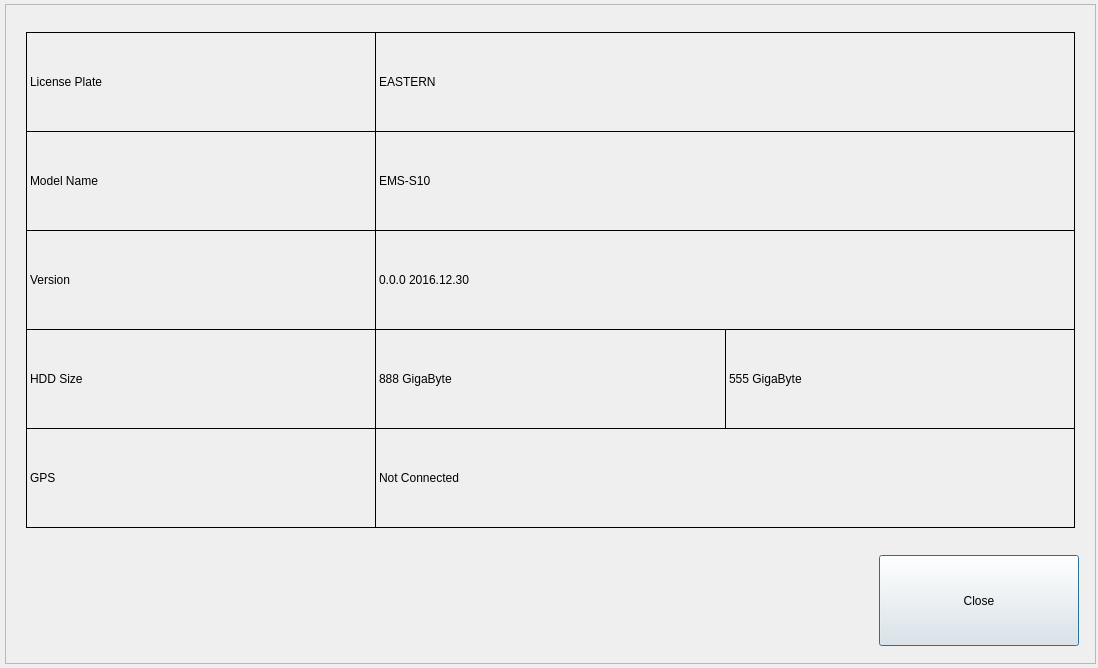
Above: gui/mainwidget/src/dvrsetup/system/information/informationdialog.ui from yjsin-emastec/neptune before the change. Below: the same form after it.
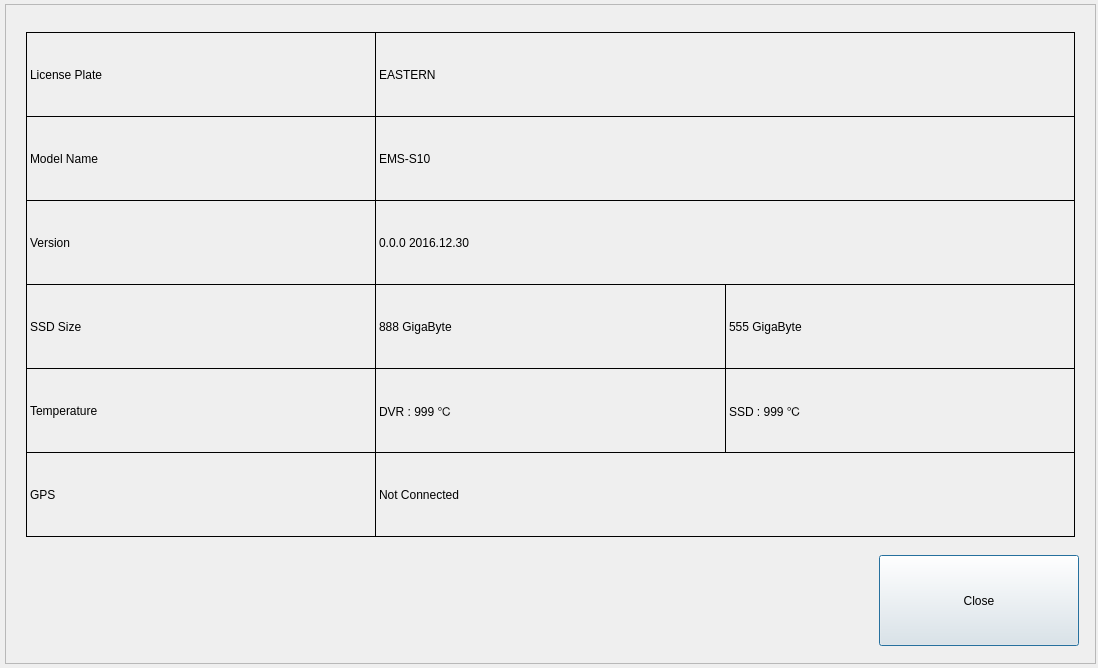
That is the form after the change.

Commit message: Modify GUI for print a temperature

What changed in the file:
```diff
--- a/gui/mainwidget/src/dvrsetup/system/information/informationdialog.ui
+++ b/gui/mainwidget/src/dvrsetup/system/information/informationdialog.ui
@@ -32,9 +32,9 @@
     <property name="geometry">
      <rect>
       <x>21</x>
-      <y>127</y>
+      <y>112</y>
       <width>350</width>
-      <height>100</height>
+      <height>85</height>
      </rect>
     </property>
     <property name="frameShape">
@@ -61,9 +61,9 @@
     <property name="geometry">
      <rect>
       <x>21</x>
-      <y>226</y>
+      <y>196</y>
       <width>350</width>
-      <height>100</height>
+      <height>85</height>
      </rect>
     </property>
     <property name="frameShape">
@@ -77,25 +77,25 @@
     <property name="geometry">
      <rect>
       <x>21</x>
-      <y>325</y>
+      <y>280</y>
       <width>350</width>
-      <height>100</height>
+      <height>85</height>
      </rect>
     </property>
     <property name="frameShape">
      <enum>QFrame::Box</enum>
     </property>
     <property name="text">
-     <string>HDD Size</string>
+     <string>SSD Size</string>
     </property>
    </widget>
    <widget class="QLabel" name="labelGps">
     <property name="geometry">
      <rect>
       <x>21</x>
-      <y>424</y>
+      <y>448</y>
       <width>350</width>
-      <height>100</height>
+      <height>85</height>
      </rect>
     </property>
     <property name="frameShape">
@@ -111,7 +111,7 @@
       <x>21</x>
       <y>28</y>
       <width>350</width>
-      <height>100</height>
+      <height>85</height>
      </rect>
     </property>
     <property name="frameShape">
@@ -127,7 +127,7 @@
       <x>370</x>
       <y>28</y>
       <width>700</width>
-      <height>100</height>
+      <height>85</height>
      </rect>
     </property>
     <property name="frameShape">
@@ -141,9 +141,9 @@
     <property name="geometry">
      <rect>
       <x>370</x>
-      <y>127</y>
+      <y>112</y>
       <width>700</width>
-      <height>100</height>
+      <height>85</height>
      </rect>
     </property>
     <property name="frameShape">
@@ -157,9 +157,9 @@
     <property name="geometry">
      <rect>
       <x>370</x>
-      <y>226</y>
+      <y>196</y>
       <width>700</width>
-      <height>100</height>
+      <height>85</height>
      </rect>
     </property>
     <property name="frameShape">
@@ -173,9 +173,9 @@
     <property name="geometry">
      <rect>
       <x>370</x>
-      <y>325</y>
+      <y>280</y>
       <width>351</width>
-      <height>100</height>
+      <height>85</height>
      </rect>
     </property>
     <property name="frameShape">
@@ -189,9 +189,9 @@
     <property name="geometry">
      <rect>
       <x>720</x>
-      <y>325</y>
+      <y>280</y>
       <width>350</width>
-      <height>100</height>
+      <height>85</height>
      </rect>
     </property>
     <property name="frameShape">
@@ -205,9 +205,9 @@
     <property name="geometry">
      <rect>
       <x>370</x>
-      <y>424</y>
+      <y>448</y>
       <width>700</width>
-      <height>100</height>
+      <height>85</height>
      </rect>
     </property>
     <property name="frameShape">
@@ -217,6 +217,54 @@
      <string>Not Connected</string>
     </property>
    </widget>
+   <widget class="QLabel" name="labelDiskTemperature">
+    <property name="geometry">
+     <rect>
+      <x>720</x>
+      <y>364</y>
+      <width>350</width>
+      <height>85</height>
+     </rect>
+    </property>
+    <property name="frameShape">
+     <enum>QFrame::Box</enum>
+    </property>
+    <property name="text">
+     <string>SSD : 999 ℃</string>
+    </property>
+   </widget>
+   <widget class="QLabel" name="labelDVRTemperature2">
+    <property name="geometry">
+     <rect>
+      <x>370</x>
+      <y>364</y>
+      <width>351</width>
+      <height>85</height>
+     </rect>
+    </property>
+    <property name="frameShape">
+     <enum>QFrame::Box</enum>
+    </property>
+    <property name="text">
+     <string>DVR : 999 ℃</string>
+    </property>
+   </widget>
+   <widget class="QLabel" name="labelDVRTemperature">
+    <property name="geometry">
+     <rect>
+      <x>21</x>
+      <y>364</y>
+      <width>350</width>
+      <height>85</height>
+     </rect>
+    </property>
+    <property name="frameShape">
+     <enum>QFrame::Box</enum>
+    </property>
+    <property name="text">
+     <string>Temperature</string>
+    </property>
+   </widget>
   </widget>
  </widget>
  <layoutdefault spacing="6" margin="11"/>
```
The commit also changes 7 other files.
